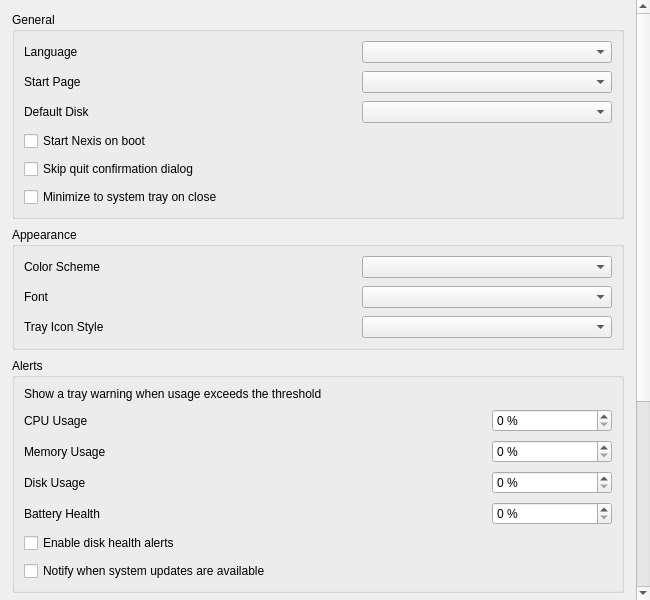
s4solutionsllc/Nexis, file shared/nexis/Pages/Settings/settings_page.ui: the form before one commit.
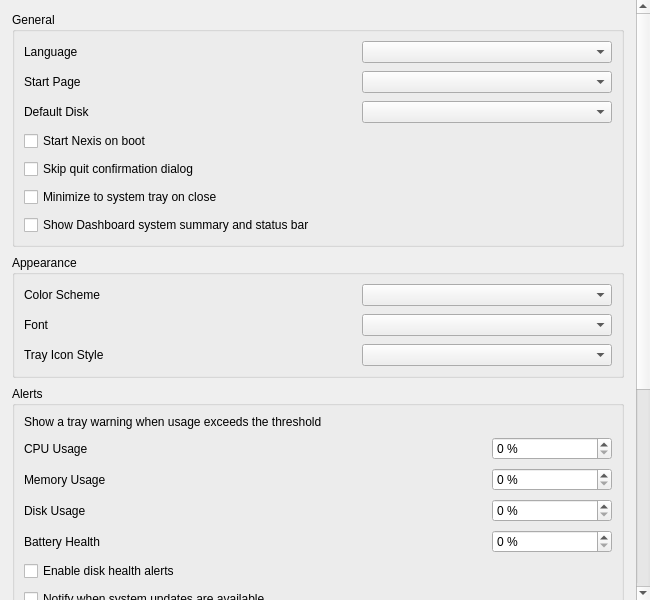
The form after the commit.

Commit message:
feat(dashboard): add option to hide footer info (FR-75)
Add DashboardFooterVisible setting with checkbox in Settings → General
to hide/show the system summary card and status footer. Live toggle via
sigDashboardFooterChanged signal. Kiosk mode also hides footer.

Patch:
```diff
--- a/shared/nexis/Pages/Settings/settings_page.ui
+++ b/shared/nexis/Pages/Settings/settings_page.ui
@@ -122,6 +122,14 @@
            </widget>
           </item>
 
+          <item row="6" column="0" colspan="2">
+           <widget class="QCheckBox" name="checkDashboardFooter">
+            <property name="text"><string>Show Dashboard system summary and status bar</string></property>
+            <property name="cursor"><cursorShape>PointingHandCursor</cursorShape></property>
+            <property name="focusPolicy"><enum>Qt::NoFocus</enum></property>
+           </widget>
+          </item>
+
          </layout>
         </widget>
        </item>
```
The commit also changes 25 other files.
